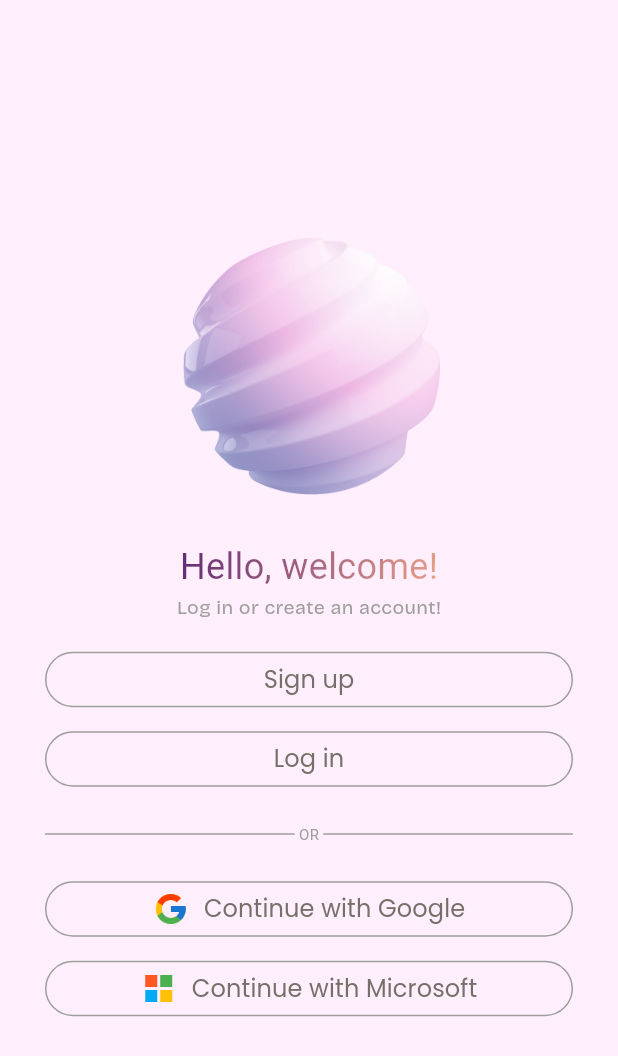
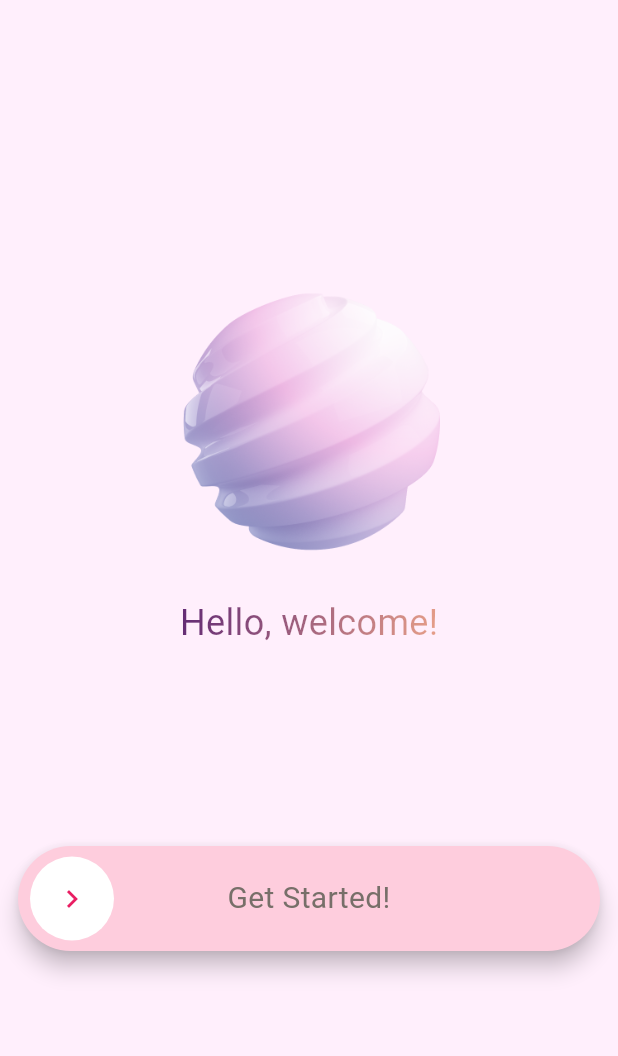
Before and after one commit to jiapanWei/voice_assistant, a Flutter app: the screen it shows after launch, on a phone screen of 412 x 824 dp. Shown: the top 1056 px of the screen. Run offline on Flutter 3.47's test engine with Material 3 defaults, Android fonts, the phone set to English and light mode, and no system bars; drawn by our look-alikes of slide_to_act; our stand-ins replace cloud_firestore, envied, firebase_auth, firebase_core, google_fonts, google_sign_in and 4 more; missing offline and left inert: flutter_downloader, text_to_speech; accounts and stored records are empty; project files that could hold a hidden picture were left out.

Commit message:
Adds: SplashScreen

```diff
--- a/lib/main.dart
+++ b/lib/main.dart
@@ -1,4 +1,5 @@
 import 'package:flutter/material.dart';
+import 'package:voice_assistant/screens/splash_screen.dart';
 import 'package:voice_assistant/screens/start_screen.dart';
 import 'package:voice_assistant/screens/main_screen.dart';
 import 'package:flutter_downloader/flutter_downloader.dart';
@@ -35,7 +36,8 @@ class MyApp extends StatelessWidget {
               return HomeScreen(
                   inputUsername: snapshot.data!.displayName ?? 'there');
             }
-            return LoginScreen();
+            // return LoginScreen();
+            return SplashScreen();
           } else {
             return const Scaffold(
               // Add a loading spinner
--- /dev/null
+++ b/lib/screens/splash_screen.dart
@@ -0,0 +1,83 @@
+import 'package:flutter/material.dart';
+import 'package:slide_to_act/slide_to_act.dart';
+import 'package:google_fonts/google_fonts.dart';
+import 'package:voice_assistant/screens/start_screen.dart';
+
+const Color backgroundColorPink = Color.fromRGBO(255, 239, 252, 1.0);
+const headingPoppinsFontStyle = TextStyle(
+    fontSize: 20.0, fontWeight: FontWeight.w400, color: Color(0xFF776F69));
+
+class SplashScreen extends StatefulWidget {
+  const SplashScreen({Key? key}) : super(key: key);
+
+  @override
+  _SplashScreenState createState() => _SplashScreenState();
+}
+
+class _SplashScreenState extends State<SplashScreen> {
+  @override
+  Widget build(BuildContext context) {
+    return Scaffold(
+      backgroundColor: backgroundColorPink,
+      body: Center(
+        child: SingleChildScrollView(
+          child: Column(
+            mainAxisAlignment: MainAxisAlignment.center,
+            children: [
+              Container(
+                margin: const EdgeInsets.only(
+                  top: 0,
+                  bottom: 20,
+                  left: 20,
+                  right: 20,
+                ),
+                width: 200,
+                child: Image.asset('images/ball.png'),
+              ),
+              ShaderMask(
+                shaderCallback: (Rect bounds) {
+                  return const LinearGradient(
+                    colors: [
+                      Color.fromRGBO(97, 42, 116, 1),
+                      Color.fromRGBO(232, 160, 137, 1)
+                    ],
+                    begin: Alignment.topLeft,
+                    end: Alignment.bottomRight,
+                  ).createShader(bounds);
+                },
+                blendMode: BlendMode.srcIn,
+                child: const Text(
+                  'Hello, welcome!',
+                  style: TextStyle(fontSize: 24),
+                ),
+              ),
+              const SizedBox(height: 120),
+              Padding(
+                padding: const EdgeInsets.all(12.0),
+                child: SlideAction(
+                  // elevation: 0,
+                  innerColor: Colors.white,
+                  outerColor: const Color.fromARGB(255, 254, 205, 221),
+                  sliderButtonIcon: const Icon(
+                    Icons.chevron_right,
+                    color: Colors.pink,
+                  ),
+                  text: 'Get Started!',
+                  textStyle: headingPoppinsFontStyle,
+                  onSubmit: () {
+                    Navigator.push(
+                      context,
+                      MaterialPageRoute(
+                        builder: (context) => LoginScreen(),
+                      ),
+                    );
+                  },
+                ),
+              ),
+            ],
+          ),
+        ),
+      ),
+    );
+  }
+}
--- a/pubspec.yaml
+++ b/pubspec.yaml
@@ -50,6 +50,7 @@ dependencies:
   flutter_web_auth: ^0.3.0
   envied: ^0.5.3
   envied_generator: ^0.5.3
+  slide_to_act: ^2.0.2
 
 dev_dependencies:
   flutter_test:
```
Also changed, not shown: pubspec.lock.
